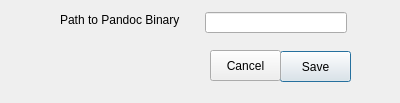
Qt form source/gui/panconvert_diag_prefpane.ui (apaeffgen/PanConvert) before a commit.
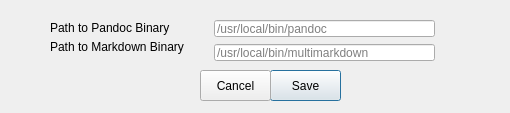
The same form after that commit.

What changed in the file:
```diff
--- a/source/gui/panconvert_diag_prefpane.ui
+++ b/source/gui/panconvert_diag_prefpane.ui
@@ -6,8 +6,8 @@
    <rect>
     <x>0</x>
     <y>0</y>
-    <width>400</width>
-    <height>103</height>
+    <width>510</width>
+    <height>113</height>
    </rect>
   </property>
   <property name="minimumSize">
@@ -22,9 +22,9 @@
   <widget class="QLabel" name="label_Pandoc_Path">
    <property name="geometry">
     <rect>
-     <x>60</x>
-     <y>12</y>
-     <width>137</width>
+     <x>50</x>
+     <y>20</y>
+     <width>157</width>
      <height>16</height>
     </rect>
    </property>
@@ -35,21 +35,24 @@
   <widget class="QLineEdit" name="Pandoc_Path">
    <property name="geometry">
     <rect>
-     <x>205</x>
-     <y>12</y>
-     <width>142</width>
-     <height>21</height>
+     <x>214</x>
+     <y>20</y>
+     <width>221</width>
+     <height>17</height>
     </rect>
    </property>
    <property name="text">
     <string/>
    </property>
+   <property name="placeholderText">
+    <string>/usr/local/bin/pandoc</string>
+   </property>
   </widget>
   <widget class="QPushButton" name="ButtonSave">
    <property name="geometry">
     <rect>
-     <x>280</x>
-     <y>51</y>
+     <x>270</x>
+     <y>70</y>
      <width>71</width>
      <height>31</height>
     </rect>
@@ -61,8 +64,8 @@
   <widget class="QPushButton" name="ButtonCancel">
    <property name="geometry">
     <rect>
-     <x>210</x>
-     <y>50</y>
+     <x>200</x>
+     <y>70</y>
      <width>71</width>
      <height>31</height>
     </rect>
@@ -71,6 +74,41 @@
     <string>Cancel</string>
    </property>
   </widget>
+  <widget class="QLineEdit" name="Markdown_Path">
+   <property name="geometry">
+    <rect>
+     <x>214</x>
+     <y>44</y>
+     <width>221</width>
+     <height>17</height>
+    </rect>
+   </property>
+   <property name="text">
+    <string/>
+   </property>
+   <property name="placeholderText">
+    <string>/usr/local/bin/multimarkdown</string>
+   </property>
+  </widget>
+  <widget class="QLabel" name="label_Markdown_Path">
+   <property name="geometry">
+    <rect>
+     <x>50</x>
+     <y>39</y>
+     <width>157</width>
+     <height>16</height>
+    </rect>
+   </property>
+   <property name="sizePolicy">
+    <sizepolicy hsizetype="Fixed" vsizetype="Fixed">
+     <horstretch>0</horstretch>
+     <verstretch>0</verstretch>
+    </sizepolicy>
+   </property>
+   <property name="text">
+    <string>Path to Markdown Binary</string>
+   </property>
+  </widget>
  </widget>
  <resources/>
  <connections/>
```
